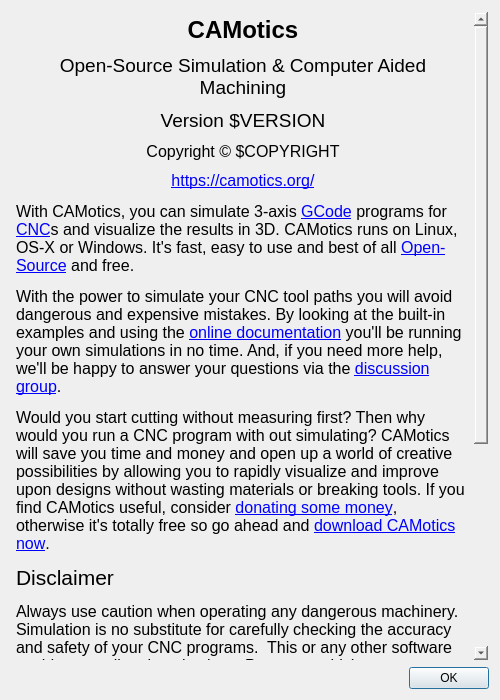
The window that qt/about_dialog.ui (CauldronDevelopmentLLC/CAMotics) describes before a commit, drawn with Qt 5.
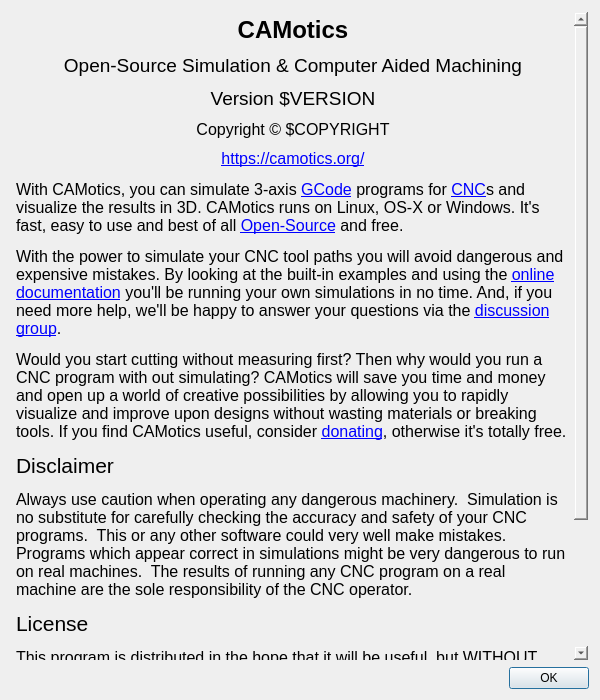
The same window after the commit.

Commit message: Automatically resize dialogs

```diff
--- a/qt/about_dialog.ui
+++ b/qt/about_dialog.ui
@@ -9,20 +9,26 @@
    <rect>
     <x>0</x>
     <y>0</y>
-    <width>500</width>
+    <width>600</width>
     <height>700</height>
    </rect>
   </property>
+  <property name="sizePolicy">
+   <sizepolicy hsizetype="Preferred" vsizetype="Expanding">
+    <horstretch>0</horstretch>
+    <verstretch>0</verstretch>
+   </sizepolicy>
+  </property>
   <property name="minimumSize">
    <size>
-    <width>500</width>
-    <height>480</height>
+    <width>600</width>
+    <height>400</height>
    </size>
   </property>
   <property name="maximumSize">
    <size>
-    <width>500</width>
-    <height>700</height>
+    <width>600</width>
+    <height>16777215</height>
    </size>
   </property>
   <property name="windowTitle">
@@ -31,12 +37,15 @@
   <property name="modal">
    <bool>true</bool>
   </property>
-  <layout class="QVBoxLayout" name="verticalLayout_2">
+  <layout class="QVBoxLayout" name="verticalLayout_2" stretch="1,0">
    <item>
     <widget class="QTextBrowser" name="textBrowser">
      <property name="styleSheet">
       <string notr="true">background: transparent</string>
      </property>
+     <property name="sizeAdjustPolicy">
+      <enum>QAbstractScrollArea::AdjustToContents</enum>
+     </property>
      <property name="html">
       <string>&lt;!DOCTYPE HTML PUBLIC &quot;-//W3C//DTD HTML 4.0//EN&quot; &quot;http://www.w3.org/TR/REC-html40/strict.dtd&quot;&gt;
 &lt;html&gt;&lt;head&gt;&lt;meta name=&quot;qrichtext&quot; content=&quot;1&quot; /&gt;&lt;style type=&quot;text/css&quot;&gt;
@@ -49,7 +58,7 @@
 &lt;p align=&quot;center&quot; style=&quot; margin-top:0px; margin-bottom:12px; margin-left:0px; margin-right:0px; -qt-block-indent:0; text-indent:0px;&quot;&gt;&lt;a href=&quot;https://camotics.org/&quot;&gt;&lt;span style=&quot; text-decoration: underline; color:#0000ff;&quot;&gt;https://camotics.org/&lt;/span&gt;&lt;/a&gt;&lt;/p&gt;
 &lt;p style=&quot; margin-top:0px; margin-bottom:0px; margin-left:0px; margin-right:0px; -qt-block-indent:0; text-indent:0px;&quot;&gt;With CAMotics, you can simulate 3-axis &lt;a href=&quot;https://camotics.org/gcode.html&quot;&gt;&lt;span style=&quot; text-decoration: underline; color:#0000ff;&quot;&gt;GCode&lt;/span&gt;&lt;/a&gt; programs for &lt;a href=&quot;http://en.wikipedia.org/wiki/CNC&quot;&gt;&lt;span style=&quot; text-decoration: underline; color:#0000ff;&quot;&gt;CNC&lt;/span&gt;&lt;/a&gt;s and visualize the results in 3D. CAMotics runs on Linux, OS-X or Windows. It's fast, easy to use and best of all &lt;a href=&quot;http://opensource.org/&quot;&gt;&lt;span style=&quot; text-decoration: underline; color:#0000ff;&quot;&gt;Open-Source&lt;/span&gt;&lt;/a&gt; and free. &lt;/p&gt;
 &lt;p style=&quot; margin-top:12px; margin-bottom:12px; margin-left:0px; margin-right:0px; -qt-block-indent:0; text-indent:0px;&quot;&gt;With the power to simulate your CNC tool paths you will avoid dangerous and expensive mistakes. By looking at the built-in examples and using the &lt;a href=&quot;https://camotics.org/manual.html&quot;&gt;&lt;span style=&quot; text-decoration: underline; color:#0000ff;&quot;&gt;online documentation&lt;/span&gt;&lt;/a&gt; you'll be running your own simulations in no time. And, if you need more help, we'll be happy to answer your questions via the &lt;a href=&quot;http://groups.google.com/group/camotics-users/boxsubscribe&quot;&gt;&lt;span style=&quot; text-decoration: underline; color:#0000ff;&quot;&gt;discussion group&lt;/span&gt;&lt;/a&gt;. &lt;/p&gt;
-&lt;p style=&quot; margin-top:12px; margin-bottom:12px; margin-left:0px; margin-right:0px; -qt-block-indent:0; text-indent:0px;&quot;&gt;Would you start cutting without measuring first? Then why would you run a CNC program with out simulating? CAMotics will save you time and money and open up a world of creative possibilities by allowing you to rapidly visualize and improve upon designs without wasting materials or breaking tools. If you find CAMotics useful, consider &lt;a href=&quot;https://camotics.org/#donations&quot;&gt;&lt;span style=&quot; text-decoration: underline; color:#0000ff;&quot;&gt;donating some money&lt;/span&gt;&lt;/a&gt;, otherwise it's totally free so go ahead and &lt;a href=&quot;https://camotics.org/download.html&quot;&gt;&lt;span style=&quot; text-decoration: underline; color:#0000ff;&quot;&gt;download CAMotics now&lt;/span&gt;&lt;/a&gt;.&lt;/p&gt;
+&lt;p style=&quot; margin-top:12px; margin-bottom:12px; margin-left:0px; margin-right:0px; -qt-block-indent:0; text-indent:0px;&quot;&gt;Would you start cutting without measuring first? Then why would you run a CNC program with out simulating? CAMotics will save you time and money and open up a world of creative possibilities by allowing you to rapidly visualize and improve upon designs without wasting materials or breaking tools. If you find CAMotics useful, consider &lt;a href=&quot;https://camotics.org/#donations&quot;&gt;&lt;span style=&quot; text-decoration: underline; color:#0000ff;&quot;&gt;donating&lt;/span&gt;&lt;/a&gt;, otherwise it's totally free.&lt;/p&gt;
 &lt;p style=&quot; margin-top:12px; margin-bottom:12px; margin-left:0px; margin-right:0px; -qt-block-indent:0; text-indent:0px;&quot;&gt;&lt;span style=&quot; font-size:16pt;&quot;&gt;Disclaimer&lt;/span&gt;&lt;/p&gt;
 &lt;p style=&quot; margin-top:12px; margin-bottom:12px; margin-left:0px; margin-right:0px; -qt-block-indent:0; text-indent:0px;&quot;&gt;Always use caution when operating any dangerous machinery.  Simulation is no substitute for carefully checking the accuracy and safety of your CNC programs.  This or any other software could very well make mistakes.  Programs which appear correct in simulations might be very dangerous to run on real machines.  The results of running any CNC program on a real machine are the sole responsibility of the CNC operator.&lt;/p&gt;
 &lt;p style=&quot; margin-top:0px; margin-bottom:0px; margin-left:0px; margin-right:0px; -qt-block-indent:0; text-indent:0px;&quot;&gt;&lt;span style=&quot; font-size:16pt;&quot;&gt;License&lt;/span&gt;&lt;/p&gt;
```
Left out of the diff: 3 changed lines with no effect on the pictures. The commit also changes 5 other files.
